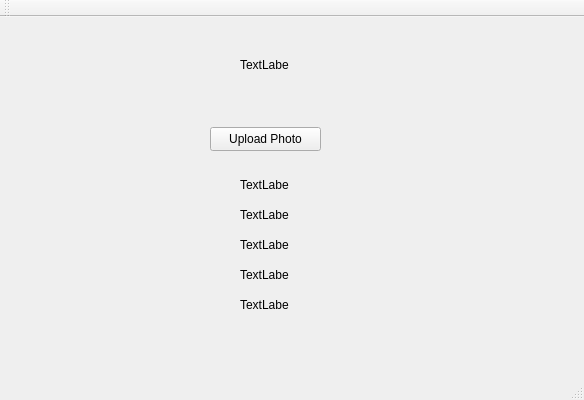
Old version of the form Gartic-Frontend/Gartic-Frontend/ProfileUserWindow.ui in the repository rusuuu/Professional-Googlers.
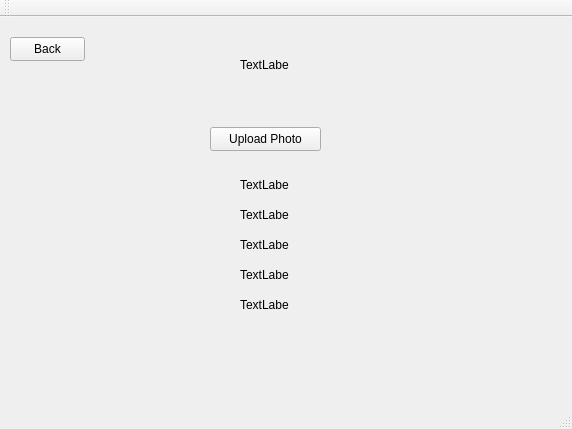
New version of the form.

Commit message: added back button for profile user window

What changed in the file:
```diff
--- a/Gartic-Frontend/Gartic-Frontend/ProfileUserWindow.ui
+++ b/Gartic-Frontend/Gartic-Frontend/ProfileUserWindow.ui
@@ -6,8 +6,8 @@
    <rect>
     <x>0</x>
     <y>0</y>
-    <width>584</width>
-    <height>400</height>
+    <width>572</width>
+    <height>429</height>
    </rect>
   </property>
   <property name="windowTitle">
@@ -105,6 +105,19 @@
      <string>Upload Photo</string>
     </property>
    </widget>
+   <widget class="QPushButton" name="BackToMainMenuFromProfileUser">
+    <property name="geometry">
+     <rect>
+      <x>10</x>
+      <y>20</y>
+      <width>75</width>
+      <height>24</height>
+     </rect>
+    </property>
+    <property name="text">
+     <string>Back</string>
+    </property>
+   </widget>
   </widget>
   <widget class="QMenuBar" name="menuBar">
    <property name="geometry">
```
Left out of the diff: 2 changed lines with no effect on the pictures.
